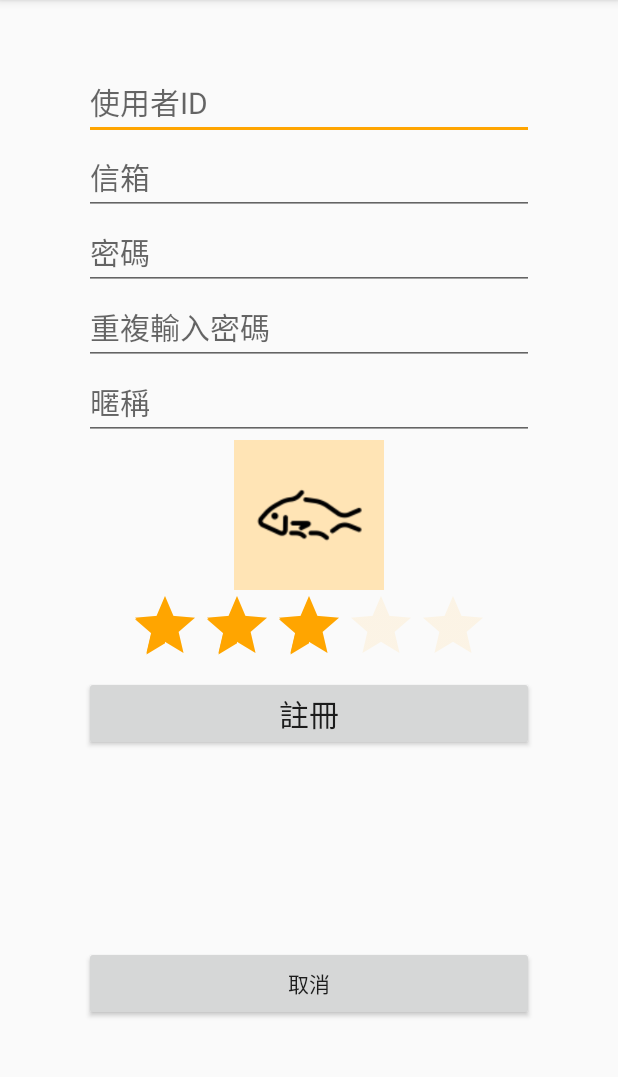
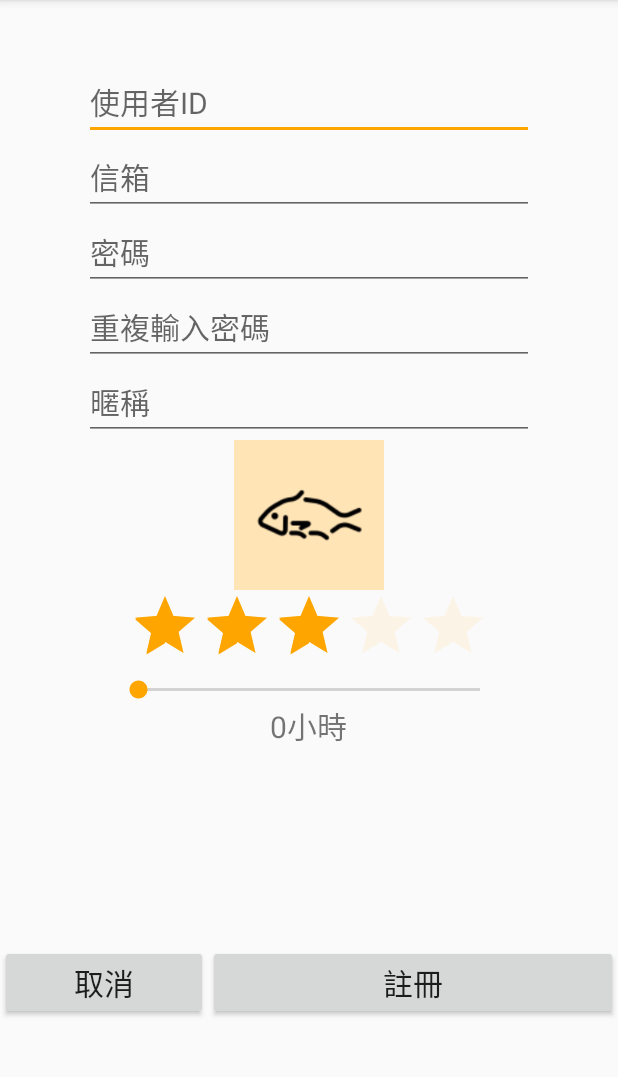
Before and after one commit to rafm0913/III_database, an Android app: the ActRegister screen opened directly, with no data from a screen before it, on a phone screen of 412 x 824 dp, the part 84-1161 px from its top. Run offline under Robolectric (Android 15) with nearby library versions, the phone set to English and light mode, and no system bars.

Commit message:
會員註冊相關修改

```diff
--- a/AndroidLittleHappy/app/src/main/AndroidManifest.xml
+++ b/AndroidLittleHappy/app/src/main/AndroidManifest.xml
@@ -57,6 +57,8 @@
         <activity
             android:name=".ActMap"
             android:label="@string/title_activity_act_map"></activity>
+
+
     </application>
 
 </manifest>
--- a/AndroidLittleHappy/app/src/main/java/tw/org/iii/androidlittlehappy/ActRegister.java
+++ b/AndroidLittleHappy/app/src/main/java/tw/org/iii/androidlittlehappy/ActRegister.java
@@ -17,6 +17,8 @@ import android.widget.EditText;
 import android.widget.GridView;
 import android.widget.ImageView;
 import android.widget.RatingBar;
+import android.widget.SeekBar;
+import android.widget.TextView;
 import android.widget.Toast;
 
 import org.json.JSONArray;
@@ -36,7 +38,7 @@ import java.util.Calendar;
 
 public class ActRegister extends AppCompatActivity {
 
-    public static final String URL = "http://169.254.184.47:8085/DemoServer/UrlController?action=" + "UserRegister";
+    public static final String URL = "http://52.198.163.90:8080/DemoServer/UrlController?action=" + "userregister";
 
     //按下吉祥物，換吉祥物圖片
     private View.OnClickListener imgLuckyPic_click=new View.OnClickListener() {
@@ -46,6 +48,45 @@ public class ActRegister extends AppCompatActivity {
             fi.show(getFragmentManager(),"Tag");
         }
     };
+
+    //結束第二次輸入密碼時，進行前後密碼比對
+    private View.OnFocusChangeListener txtpassWDCheck_endEdit = new View.OnFocusChangeListener() {
+        @Override
+        public void onFocusChange(View view, boolean hasFocus) {
+            if (!hasFocus)
+            {
+                if ("".equals(txtpassWD.getText()))
+                {
+
+                    Toast.makeText(ActRegister.this, "請輸入密碼", Toast.LENGTH_SHORT).show();
+                }
+                else if (txtpassWD.getText().equals(txtpassWDCheck.getText()))
+                {
+                    Toast.makeText(ActRegister.this, "重複輸入密碼與密碼不相符", Toast.LENGTH_SHORT).show();
+                }
+
+            }
+        }
+    };
+
+    //有效時間
+    private SeekBar.OnSeekBarChangeListener seekBar_change = new SeekBar.OnSeekBarChangeListener() {
+        @Override
+        public void onProgressChanged(SeekBar seekBar, int i, boolean b) {
+            lblValidTime.setText((i*12/100)+"小時");
+        }
+
+        @Override
+        public void onStartTrackingTouch(SeekBar seekBar) {
+
+        }
+
+        @Override
+        public void onStopTrackingTouch(SeekBar seekBar) {
+
+        }
+    };
+
 
 
     private View.OnClickListener btnRegister_click=new View.OnClickListener() {
@@ -101,6 +142,11 @@ public class ActRegister extends AppCompatActivity {
                 CCustomers cust = new CCustomers();
                 cust.setfUserName(txtUserName.getText().toString());
                 cust.setfPassword(txtpassWD.getText().toString());
+                cust.setfEmail(txtEmail.getText().toString());
+                cust.setfNickName(txtuserNickName.getText().toString());
+                cust.setfMascot(txtLuckyPic.getText().toString());
+                cust.setfDefaultStar(rtbStar.getNumStars());
+                cust.setfDefaultTime(seekBar.getProgress());
 
                 //-----------傳送JSON字串給Web Server(JSONServer3.jsp)-------------//
                 //使用org.json API 製作 JSON字串
@@ -110,6 +156,11 @@ public class ActRegister extends AppCompatActivity {
                 obj.put("fID", 1);
                 obj.put("fUserName", cust.getfUserName());
                 obj.put("fPassword", cust.getfPassword());
+                obj.put("fEmail", cust.getfEmail());
+                obj.put("fNickName", cust.getfNickName());
+                obj.put("fMascot", cust.getfMascot());
+                obj.put("fDefaultStar", cust.getfDefaultStar());
+                obj.put("fDefaultTime", cust.getfDefaultTime());
                 ary.put(obj);
 
                 String params = String.format("json=%s", ary.toString());
@@ -169,18 +220,25 @@ public class ActRegister extends AppCompatActivity {
         txtEmail = (EditText)findViewById(R.id.txtEmail);
         txtpassWD = (EditText)findViewById(R.id.txtpassWD);
         txtpassWDCheck = (EditText)findViewById(R.id.txtpassWDCheck);
+        txtpassWDCheck.setOnFocusChangeListener(txtpassWDCheck_endEdit);
         txtuserNickName = (EditText)findViewById(R.id.txtuserNickName);
 
-        //    btnLuckyPic = (Button)findViewById(R.id.btnLuckyPic);
-//        btnLuckyPic.setOnClickListener(btnLuckyPic_click);
         imgLuckyPic = (ImageView)findViewById(R.id.imgLuckyPic);
         imgLuckyPic.setOnClickListener(imgLuckyPic_click);
+        txtLuckyPic = (TextView)findViewById(R.id.txtLuckyPic);
+
+
         btnRegister = (Button)findViewById(R.id.btnRegister);
         btnRegister.setOnClickListener(btnRegister_click);
         btnCancel = (Button)findViewById(R.id.btnCancel);
         btnCancel.setOnClickListener(btnCancel_click);
+
         rtbStar =(RatingBar)findViewById(R.id.rtbStar);
         rtbStar.setRating(3);
+        seekBar=(SeekBar)findViewById(R.id.seekbar);
+        seekBar.setOnSeekBarChangeListener(seekBar_change);
+        lblValidTime=(TextView)findViewById(R.id.lblValidTime);
+
     }
     EditText txtUserName;
     EditText txtEmail;
@@ -188,10 +246,14 @@ public class ActRegister extends AppCompatActivity {
     EditText txtpassWDCheck;
     EditText txtuserNickName;
 
-    //Button btnLuckyPic;
     ImageView imgLuckyPic;
+    TextView txtLuckyPic;
+
     Button btnRegister;
     Button btnCancel;
+
     RatingBar rtbStar;
+    SeekBar seekBar;
+    TextView lblValidTime;
 
 }
--- a/AndroidLittleHappy/app/src/main/res/layout/actregister.xml
+++ b/AndroidLittleHappy/app/src/main/res/layout/actregister.xml
@@ -71,14 +71,28 @@
             android:layout_height="wrap_content"
             android:numStars="5"
             android:stepSize="1"
-            android:theme="@style/RatingBar" />
+            android:theme="@style/RatingBar"
+            android:tooltipText="預設活動星等(後續可更改)"/>
 
-        <Button
-            android:id="@+id/btnRegister"
-            android:layout_width="300dp"
-            android:layout_height="50dp"
-            android:text="@string/btnRegister"
-            android:textSize="20dp" />
+        <SeekBar
+            android:layout_width="match_parent"
+            android:layout_height="wrap_content"
+            android:layout_marginLeft="20dp"
+            android:layout_marginRight="20dp"
+            android:id="@+id/seekbar"
+            android:max="100"
+            android:progress="0"
+            android:tooltipText="預設活動有效時間(後續可更改)"
+            />
+        <TextView
+            android:layout_width="wrap_content"
+            android:layout_height="wrap_content"
+            android:textSize="20dp"
+            android:layout_gravity="center"
+            android:text="0小時"
+            android:id="@+id/lblValidTime"
+            />
+
 
 
     </LinearLayout>
@@ -86,15 +100,27 @@
     <LinearLayout
         android:layout_width="match_parent"
         android:layout_height="wrap_content"
-        android:orientation="vertical"
+        android:orientation="horizontal"
         android:gravity="center"
         android:layout_weight="2">
         <Button
-            android:layout_width="300dp"
+            android:id="@+id/btnCancel"
+            android:layout_width="120dp"
             android:layout_height="50dp"
             android:text="@string/btnCancel"
-            android:id="@+id/btnCancel"
+            android:layout_weight="1"
+            android:textSize="20dp"
             />
+        <Button
+            android:id="@+id/btnRegister"
+            android:layout_width="120dp"
+            android:layout_height="50dp"
+            android:text="@string/btnRegister"
+            android:layout_weight="8"
+            android:textSize="20dp" />
+
+
+
 
 
     </LinearLayout>
```
Also changed, not shown: AndroidLittleHappy/app/src/main/java/tw/org/iii/androidlittlehappy/CCustomerFactory.java (+3 -4 lines), AndroidLittleHappy/app/src/main/java/tw/org/iii/androidlittlehappy/CCustomers.java (+31 -1 lines), AndroidLittleHappy/app/src/main/java/tw/org/iii/androidlittlehappy/NewActivity.java (+13 -3 lines).
